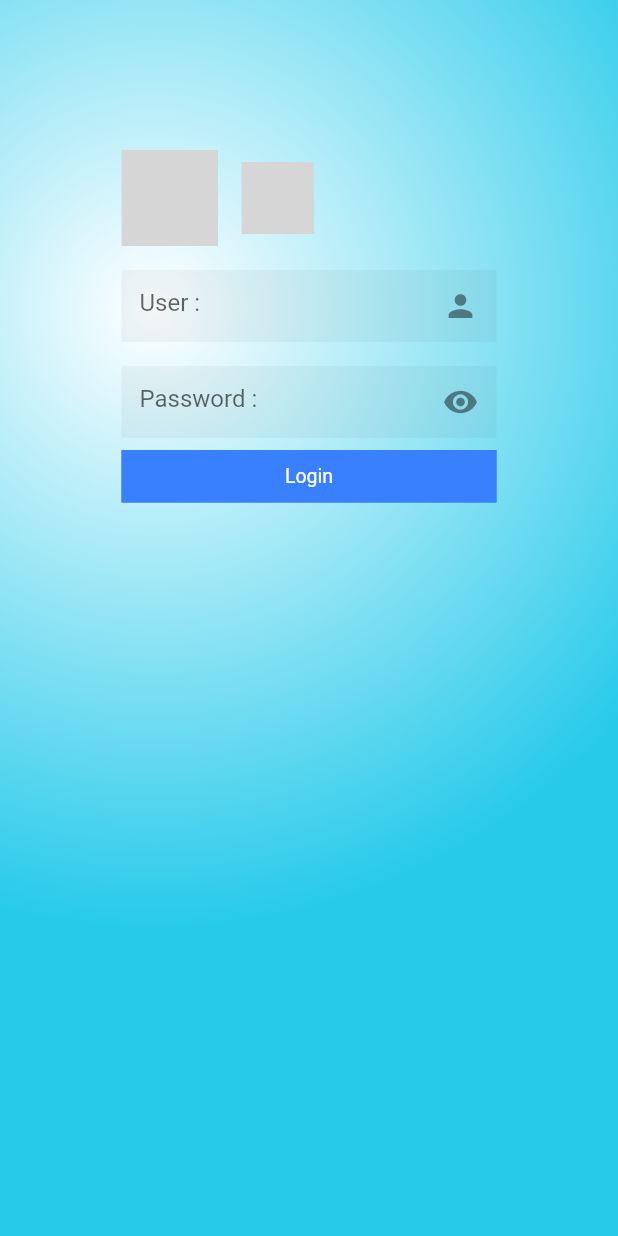
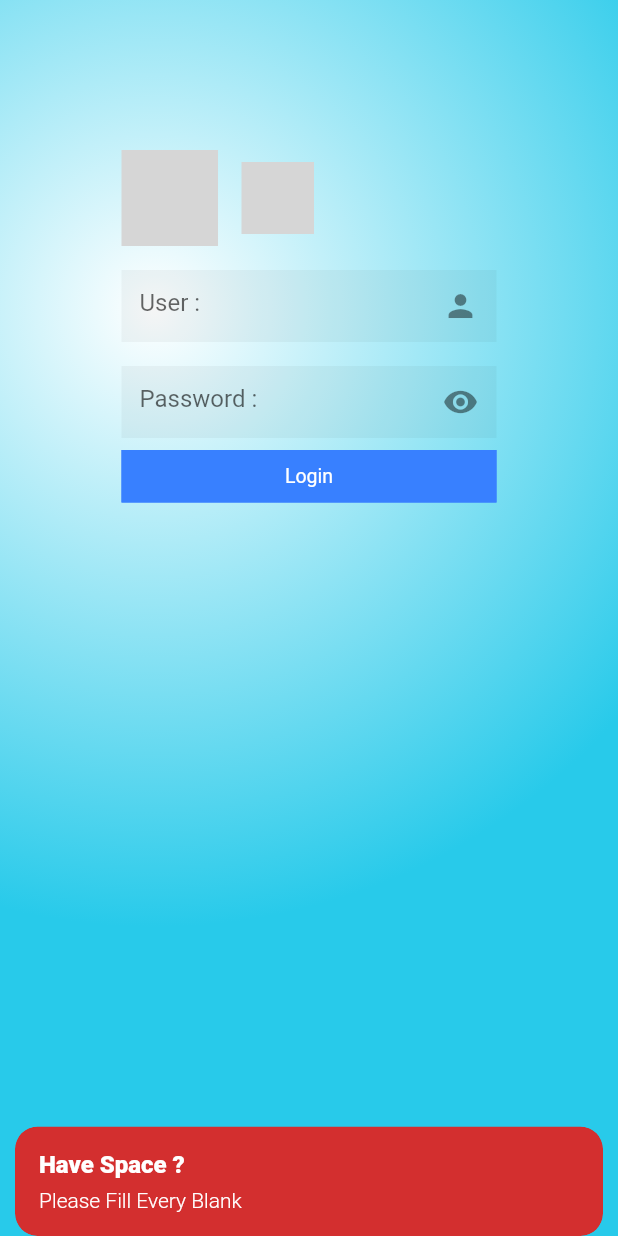
Before and after one commit to masterUNG/InterExpress, a Flutter app: the screen it shows after launch, after a tap on "Login", on a phone screen of 412 x 824 dp. Run offline on Flutter 3.47's test engine with Material 2 defaults, Android fonts, the phone set to English and light mode, and no system bars; drawn by our look-alikes of getwidget; our stand-ins replace get; grey boxes are pictures that could not be loaded.

Commit message:
finish 7oct

```diff
--- a/lib/main.dart
+++ b/lib/main.dart
@@ -1,8 +1,12 @@
+import 'dart:io';
+
 import 'package:flutter/material.dart';
 import 'package:get/get.dart';
 import 'package:ielproject/states/authen.dart';
 
 void main() {
+  HttpOverrides.global = MyHttpOverride();
+
   runApp(MyApp());
 }
 
@@ -16,3 +20,11 @@ class MyApp extends StatelessWidget {
     );
   }
 }
+
+class MyHttpOverride extends HttpOverrides {
+  @override
+  HttpClient createHttpClient(SecurityContext? context) {
+    return super.createHttpClient(context)
+      ..badCertificateCallback = (cert, host, port) => true;
+  }
+}
--- a/lib/states/authen.dart
+++ b/lib/states/authen.dart
@@ -4,6 +4,8 @@ import 'package:getwidget/shape/gf_button_shape.dart';
 import 'package:getwidget/types/gf_button_type.dart';
 import 'package:ielproject/utility/app_constant.dart';
 import 'package:ielproject/utility/app_controller.dart';
+import 'package:ielproject/utility/app_service.dart';
+import 'package:ielproject/utility/app_snackbar.dart';
 import 'package:ielproject/widgets/widget_button.dart';
 import 'package:ielproject/widgets/widget_form.dart';
 import 'package:ielproject/widgets/widget_icon_button.dart';
@@ -20,12 +22,16 @@ class Authen extends StatefulWidget {
 class _AuthenState extends State<Authen> {
   AppController appController = Get.put(AppController());
 
+  TextEditingController userController = TextEditingController();
+  TextEditingController passwordController = TextEditingController();
+
   @override
   Widget build(BuildContext context) {
     return Scaffold(
       body: GestureDetector(
         onTap: () => FocusManager.instance.primaryFocus?.unfocus(),
-        child: Container(decoration: AppConstant().radioBox(),
+        child: Container(
+          decoration: AppConstant().radioBox(),
           child: ListView(
             children: [
               Row(
@@ -42,20 +48,36 @@ class _AuthenState extends State<Authen> {
                         const SizedBox(
                           height: 16,
                         ),
-                        const WidgetForm(
+                        WidgetForm(
                           hint: 'User :',
-                          suffixWidget: Icon(Icons.person),
+                          suffixWidget: const Icon(Icons.person),
+                          textEditingController: userController,
                         ),
                         const SizedBox(
                           height: 16,
                         ),
                         passwordWidget(),
-                        const SizedBox(height: 8,),
+                        const SizedBox(
+                          height: 8,
+                        ),
                         SizedBox(
                           width: 250,
                           child: WidgetButton(
                             label: 'Login',
-                            pressFunc: () {},
+                            pressFunc: () {
+                              if ((userController.text.isEmpty) ||
+                                  (passwordController.text.isEmpty)) {
+                                //Have Space
+                                AppSnackBar(
+                                        title: 'Have Space ?',
+                                        message: 'Please Fill Every Blank')
+                                    .errorSnackBar();
+                              } else {
+                                //No Space
+                                AppService().checkAuthen(
+                                    user: userController.text, password: passwordController.text);
+                              }
+                            },
                             gfButtonShape: GFButtonShape.square,
                             gfButtonType: GFButtonType.solid,
                           ),
@@ -75,6 +97,7 @@ class _AuthenState extends State<Authen> {
   Obx passwordWidget() {
     return Obx(() {
       return WidgetForm(
+        textEditingController: passwordController,
         hint: 'Password :',
         obscure: appController.redEye.value,
         suffixWidget: WidgetIconButton(
--- /dev/null
+++ b/lib/utility/app_service.dart
@@ -0,0 +1,5 @@
+class AppService {
+
+  void checkAuthen({required String user, required String password}){}
+
+}
--- /dev/null
+++ b/lib/utility/app_snackbar.dart
@@ -0,0 +1,28 @@
+// ignore_for_file: public_member_api_docs, sort_constructors_first
+import 'package:flutter/material.dart';
+import 'package:get/get.dart';
+import 'package:ielproject/utility/app_constant.dart';
+
+class AppSnackBar {
+  final String title;
+  final String message;
+  AppSnackBar({
+    required this.title,
+    required this.message,
+  });
+
+  void normalSnackBar() {
+    Get.snackbar(title, message);
+  }
+
+  void errorSnackBar() {
+    Get.snackbar(
+      title,
+      message,
+      backgroundColor: Colors.red.shade700,
+      colorText: Colors.white,
+      duration: const Duration(seconds: 5),
+      snackPosition: SnackPosition.BOTTOM,
+    );
+  }
+}
--- a/lib/widgets/widget_form.dart
+++ b/lib/widgets/widget_form.dart
@@ -7,15 +7,17 @@ class WidgetForm extends StatelessWidget {
     this.hint,
     this.suffixWidget,
     this.obscure,
+    this.textEditingController,
   }) : super(key: key);
 
   final String? hint;
   final Widget? suffixWidget;
   final bool? obscure;
+  final TextEditingController? textEditingController;
 
   @override
   Widget build(BuildContext context) {
-    return TextFormField(
+    return TextFormField(controller: textEditingController,
       obscureText: obscure ?? false,
       decoration: InputDecoration(
         filled: true,
```
